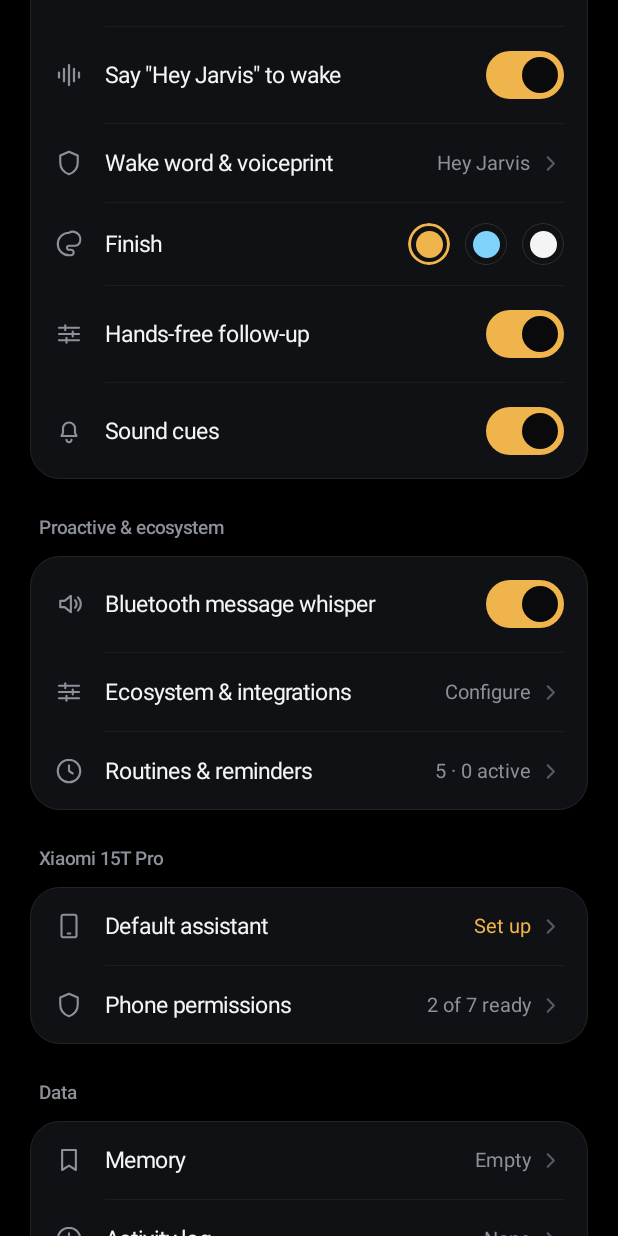
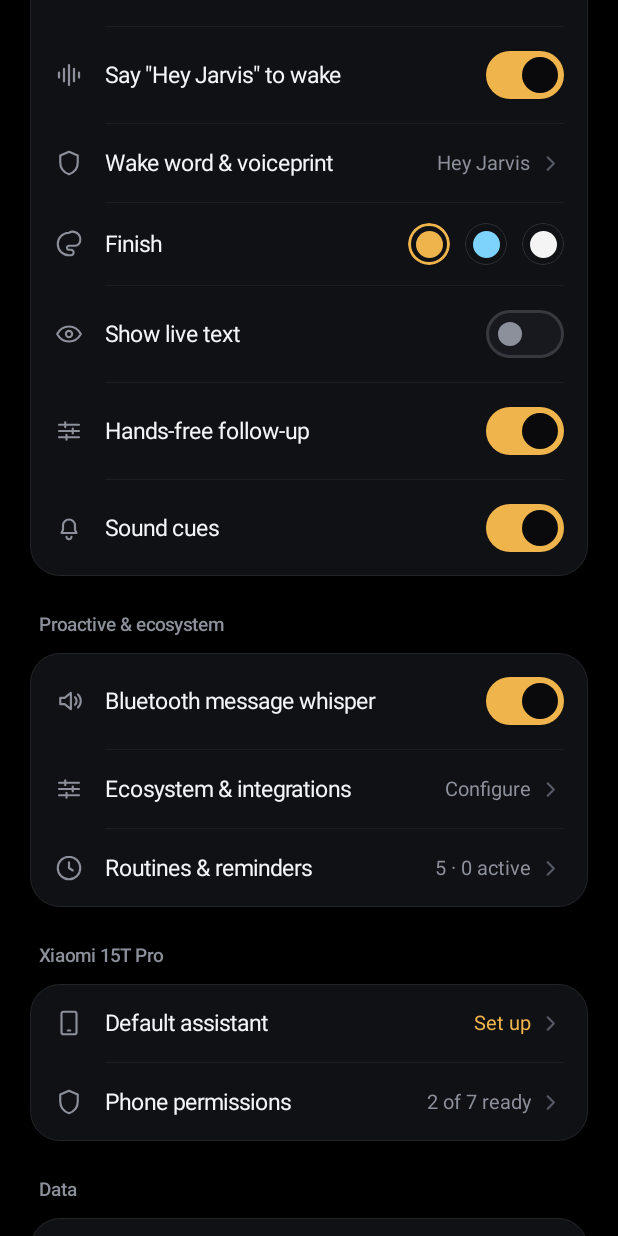
Before and after one commit to LasseHartmann/Jarvis-on-Android, an Android app built with Jetpack Compose: the screen it shows after launch (MainActivity), scrolled down 576 dp, on a phone screen of 412 x 824 dp. Run offline under Robolectric (Android 15) with nearby library versions, the phone set to English and light mode, and no system bars.

Commit message:
feat: add Show live text toggle for wake overlay captions (off by default, v2.2.1)

```diff
--- a/app/build.gradle.kts
+++ b/app/build.gradle.kts
@@ -11,8 +11,8 @@ android {
         }
     }
 
-    val releaseVersionName = (findProperty("jarvisVersionName") as? String)?.trim().orEmpty().ifBlank { "2.2.0" }
-    val releaseVersionCode = (findProperty("jarvisVersionCode") as? String)?.toIntOrNull() ?: 12
+    val releaseVersionName = (findProperty("jarvisVersionName") as? String)?.trim().orEmpty().ifBlank { "2.2.1" }
+    val releaseVersionCode = (findProperty("jarvisVersionCode") as? String)?.toIntOrNull() ?: 13
 
     defaultConfig {
         applicationId = "com.jarvis.assistant"
--- a/app/src/main/java/com/jarvis/assistant/agent/AgentModels.kt
+++ b/app/src/main/java/com/jarvis/assistant/agent/AgentModels.kt
@@ -294,6 +294,7 @@ data class JarvisSettings(
     val maxAgentSteps: Int = 10,
     val continuousConversation: Boolean = true,
     val autoDismissAfterReply: Boolean = true,
+    val showOverlayCaptions: Boolean = false,
     val languageMode: JarvisLanguageMode = JarvisLanguageMode.BILINGUAL_EN_DE,
     val wakeWordEnabled: Boolean = true,
     val wakeWordPauseScreenOff: Boolean = true,
--- a/app/src/main/java/com/jarvis/assistant/assist/JarvisAssistController.kt
+++ b/app/src/main/java/com/jarvis/assistant/assist/JarvisAssistController.kt
@@ -87,6 +87,7 @@ class JarvisAssistController(
 
         val settings = container.settingsStore.current()
         overlayView.configureTheme(settings.hudColorTheme)
+        overlayView.setShowCaptions(settings.showOverlayCaptions)
         overlayView.onCoreTap = ::handleCoreTap
         overlayView.onBackdropTap = ::dismissAndAbort
 
--- a/app/src/main/java/com/jarvis/assistant/data/SecureSettingsStore.kt
+++ b/app/src/main/java/com/jarvis/assistant/data/SecureSettingsStore.kt
@@ -104,6 +104,7 @@ class SecureSettingsStore(context: Context) {
             maxAgentSteps = prefs.getInt(KEY_MAX_STEPS, 10).coerceIn(2, 20),
             continuousConversation = prefs.getBoolean(KEY_CONTINUOUS_CONV, true),
             autoDismissAfterReply = prefs.getBoolean(KEY_AUTO_DISMISS, true),
+            showOverlayCaptions = prefs.getBoolean(KEY_SHOW_OVERLAY_CAPTIONS, false),
             languageMode = languageMode,
             wakeWordEnabled = prefs.getBoolean(KEY_WAKE_WORD_ENABLED, true),
             wakeWordPauseScreenOff = prefs.getBoolean(KEY_WAKE_WORD_PAUSE_SCREEN_OFF, true),
@@ -146,6 +147,7 @@ class SecureSettingsStore(context: Context) {
             .putInt(KEY_MAX_STEPS, s.maxAgentSteps.coerceIn(2, 20))
             .putBoolean(KEY_CONTINUOUS_CONV, s.continuousConversation)
             .putBoolean(KEY_AUTO_DISMISS, s.autoDismissAfterReply)
+            .putBoolean(KEY_SHOW_OVERLAY_CAPTIONS, s.showOverlayCaptions)
             .putString(KEY_LANGUAGE_MODE, s.languageMode.name)
             .putBoolean(KEY_WAKE_WORD_ENABLED, s.wakeWordEnabled)
             .putBoolean(KEY_WAKE_WORD_PAUSE_SCREEN_OFF, s.wakeWordPauseScreenOff)
@@ -250,6 +252,7 @@ class SecureSettingsStore(context: Context) {
         private const val KEY_MAX_STEPS = "max_agent_steps"
         private const val KEY_CONTINUOUS_CONV = "continuous_conversation"
         private const val KEY_AUTO_DISMISS = "auto_dismiss_after_reply"
+        private const val KEY_SHOW_OVERLAY_CAPTIONS = "show_overlay_captions"
         private const val KEY_LANGUAGE_MODE = "language_mode"
         private const val KEY_WAKE_WORD_ENABLED = "wake_word_enabled"
         private const val KEY_WAKE_WORD_PAUSE_SCREEN_OFF = "wake_word_pause_screen_off"
--- a/app/src/main/java/com/jarvis/assistant/ui/screens/JarvisSettingsScreen.kt
+++ b/app/src/main/java/com/jarvis/assistant/ui/screens/JarvisSettingsScreen.kt
@@ -285,6 +285,14 @@ fun JarvisSettingsScreen(
                 FinishSwatchRow(
                     selected = settings.hudColorTheme,
                     onSelect = { f -> onUpdateSettings { it.copy(hudColorTheme = f) } }
+                )
+                GroupDivider()
+                ToggleRow(
+                    icon = JarvisIcons.Eye,
+                    title = "Show live text",
+                    checked = settings.showOverlayCaptions,
+                    accent = accent,
+                    onCheckedChange = { v -> onUpdateSettings { it.copy(showOverlayCaptions = v) } }
                 )
                 GroupDivider()
                 ToggleRow(
```
Also changed, not shown: app/src/main/java/com/jarvis/assistant/assist/StarkAssistOverlayView.kt (+9 -1 lines).
